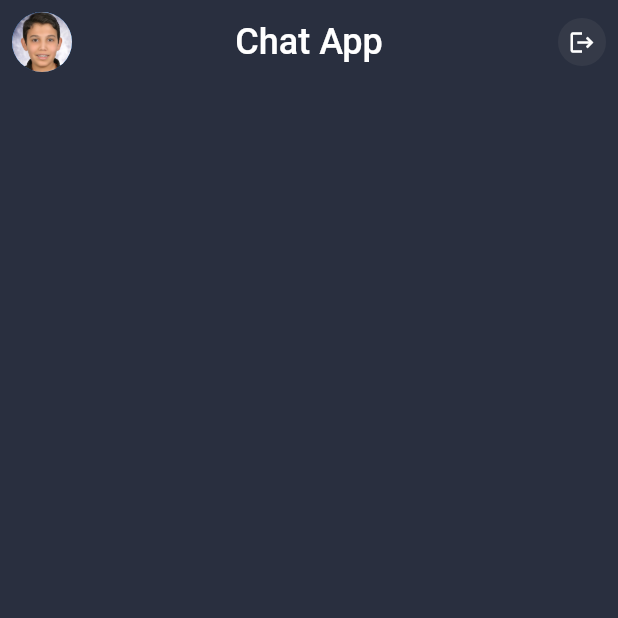
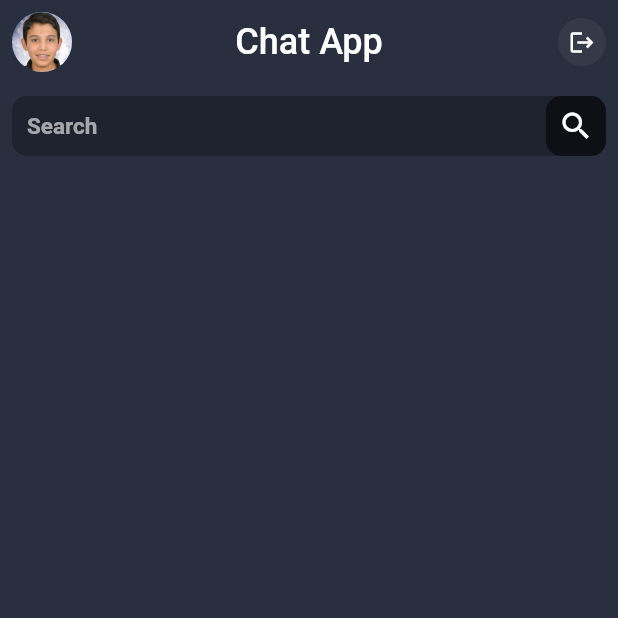
Before and after one commit to Yassinmaher/chat-app, a Flutter app: the HomeScreen screen opened directly, on a phone screen of 412 x 824 dp, the top half of it. Run offline on Flutter 3.47's test engine with Material 2 defaults, Android fonts, the phone set to English and light mode, and no system bars.

Commit message:
Search Bar designed and add some interaction to app

```diff
--- a/lib/main.dart
+++ b/lib/main.dart
@@ -1,4 +1,4 @@
-import 'package:chat_app/screens/home_screen.dart';
+import 'package:chat_app/screens/sign_in_screen.dart';
 import 'package:flutter/material.dart';
 
 void main() {
@@ -33,7 +33,7 @@ class MyApp extends StatelessWidget {
         hintColor: Colors.white60,
         scaffoldBackgroundColor: const Color.fromRGBO(23, 27, 35, 1.0),
       ),
-      home: const HomeScreen(),
+      home: const SignIn(),
     );
   }
 }
--- a/lib/screens/home_screen.dart
+++ b/lib/screens/home_screen.dart
@@ -1,3 +1,4 @@
+import 'package:chat_app/screens/sign_in_screen.dart';
 import 'package:flutter/material.dart';
 
 class HomeScreen extends StatelessWidget {
@@ -24,7 +25,14 @@ class HomeScreen extends StatelessWidget {
         centerTitle: true,
         actions: [
           IconButton(
-              onPressed: () {},
+              onPressed: () {
+                Navigator.push(
+                  context,
+                  MaterialPageRoute(
+                    builder: (context) => const SignIn(),
+                  ),
+                );
+              },
               icon: Container(
                 height: 40,
                 width: 40,
@@ -32,7 +40,7 @@ class HomeScreen extends StatelessWidget {
                   color: Color.fromRGBO(139, 139, 139, 0.12),
                   shape: BoxShape.circle,
                 ),
-                child: Icon(
+                child: const Icon(
                   Icons.logout,
                   color: Colors.white,
                   size: 18,
@@ -40,6 +48,56 @@ class HomeScreen extends StatelessWidget {
               ))
         ],
       ),
+      body: Padding(
+        padding: const EdgeInsets.all(8.0),
+        child: Column(
+          children: [
+            Container(
+              height: 40,
+              decoration: BoxDecoration(
+                color: const Color.fromRGBO(0, 0, 0, 0.25),
+                borderRadius: BorderRadius.circular(10.0),
+              ),
+              child: InkWell(
+                borderRadius: BorderRadius.circular(10.0),
+                onTap: () {},
+                child: Row(
+                  mainAxisAlignment: MainAxisAlignment.spaceBetween,
+                  children: [
+                    const Padding(
+                      padding: EdgeInsets.only(left: 10.0),
+                      child: Text(
+                        'Search',
+                        style: TextStyle(
+                          fontWeight: FontWeight.bold,
+                          fontSize: 15.0,
+                        ),
+                      ),
+                    ),
+                    Container(
+                      height: 40,
+                      decoration: BoxDecoration(
+                        color: Colors.black54,
+                        borderRadius: BorderRadius.circular(10.0),
+                      ),
+                      child: const Padding(
+                        padding: EdgeInsets.all(8.0),
+                        child: Icon(
+                          Icons.search,
+                          color: Colors.white,
+                        ),
+                      ),
+                    )
+                  ],
+                ),
+              ),
+            ),
+            // ListView(
+            //   children: const [Card()],
+            // )
+          ],
+        ),
+      ),
     );
   }
 }
```
Also changed, not shown: lib/screens/password_reset_screen.dart (+5 -3 lines), lib/screens/register_screen.dart (+4 -3 lines), lib/screens/sign_in_screen.dart (+5 -3 lines).
